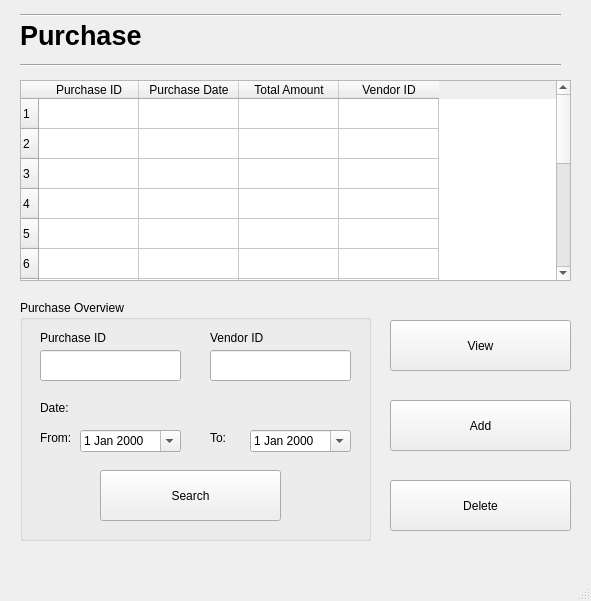
Qt form Screens/Purchase.ui (basil-ali-khan/Inventory-Management-System) before a commit.
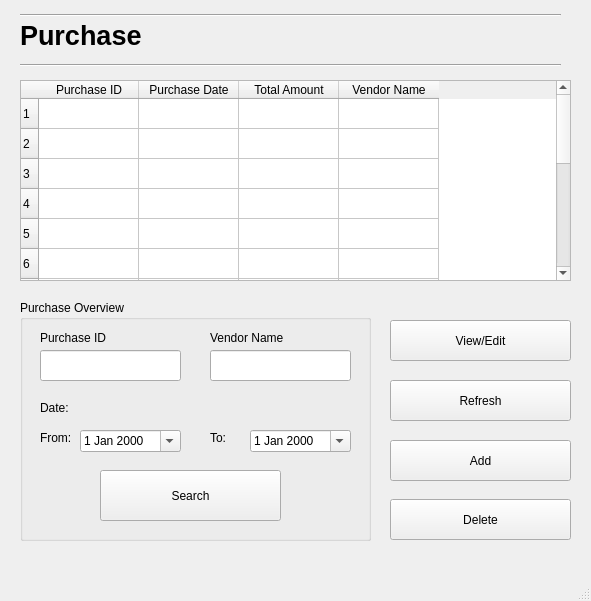
The same form after that commit.

The edit to the form file:
```diff
--- a/Screens/Purchase.ui
+++ b/Screens/Purchase.ui
@@ -155,7 +155,7 @@
     </column>
     <column>
      <property name="text">
-      <string>Vendor ID</string>
+      <string>Vendor Name</string>
      </property>
     </column>
    </widget>
@@ -227,7 +227,7 @@
       </rect>
      </property>
      <property name="text">
-      <string>Vendor ID</string>
+      <string>Vendor Name</string>
      </property>
     </widget>
     <widget class="QLabel" name="label_6">
@@ -320,9 +320,9 @@
     <property name="geometry">
      <rect>
       <x>390</x>
-      <y>400</y>
+      <y>440</y>
       <width>181</width>
-      <height>51</height>
+      <height>41</height>
      </rect>
     </property>
     <property name="text">
@@ -335,26 +335,39 @@
       <x>390</x>
       <y>320</y>
       <width>181</width>
-      <height>51</height>
+      <height>41</height>
      </rect>
     </property>
     <property name="text">
-     <string>View</string>
+     <string>View/Edit</string>
     </property>
    </widget>
    <widget class="QPushButton" name="deletePurchaseButton">
     <property name="geometry">
      <rect>
       <x>390</x>
-      <y>480</y>
+      <y>499</y>
       <width>181</width>
-      <height>51</height>
+      <height>41</height>
      </rect>
     </property>
     <property name="text">
      <string>Delete</string>
     </property>
    </widget>
+   <widget class="QPushButton" name="refreshButton">
+    <property name="geometry">
+     <rect>
+      <x>390</x>
+      <y>380</y>
+      <width>181</width>
+      <height>41</height>
+     </rect>
+    </property>
+    <property name="text">
+     <string>Refresh</string>
+    </property>
+   </widget>
   </widget>
   <widget class="QMenuBar" name="menubar">
    <property name="geometry">
```
Left out of the diff: 2 changed lines with no effect on the pictures.
